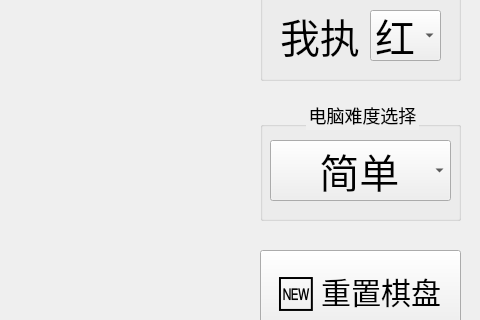
PikaCat-OuO/ChineseChess, file src/GUI/dialog.ui: the form before one commit; both pictures show x 520 to 1000 and y 480 to 800 of the 1000 by 940 pixel window.
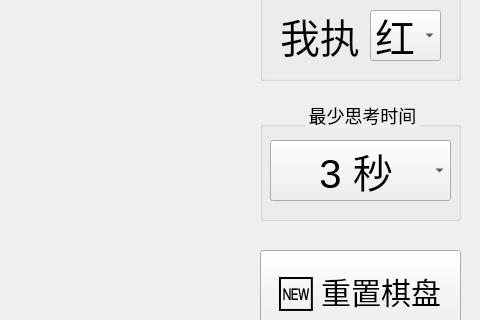
The form after the commit. Icons and pictures are not drawn.

What changed in the file:
```diff
--- a/src/GUI/dialog.ui
+++ b/src/GUI/dialog.ui
@@ -976,7 +976,7 @@
      </rect>
     </property>
     <property name="title">
-     <string>电脑难度选择</string>
+     <string>最少思考时间</string>
     </property>
     <property name="alignment">
      <set>Qt::AlignCenter</set>
@@ -995,7 +995,7 @@
      </property>
      <item>
       <property name="text">
-       <string>    简单</string>
+       <string>    3 秒</string>
       </property>
      </item>
      <item>
```
Left out of the diff: 4 changed lines with no effect on the pictures.
